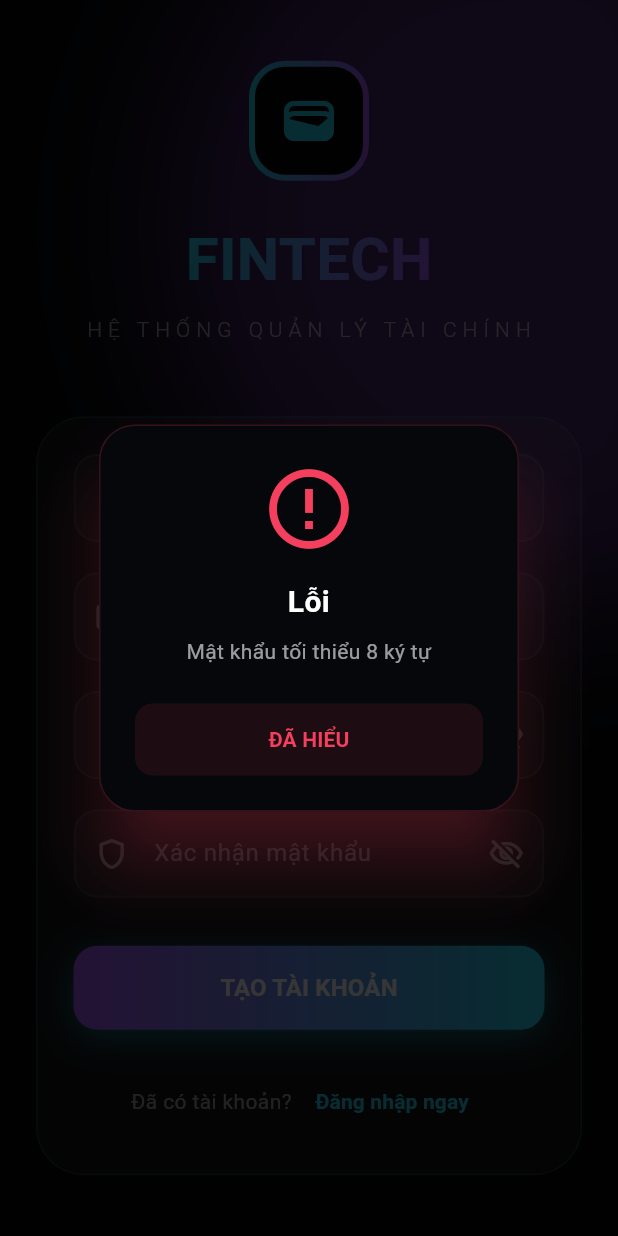
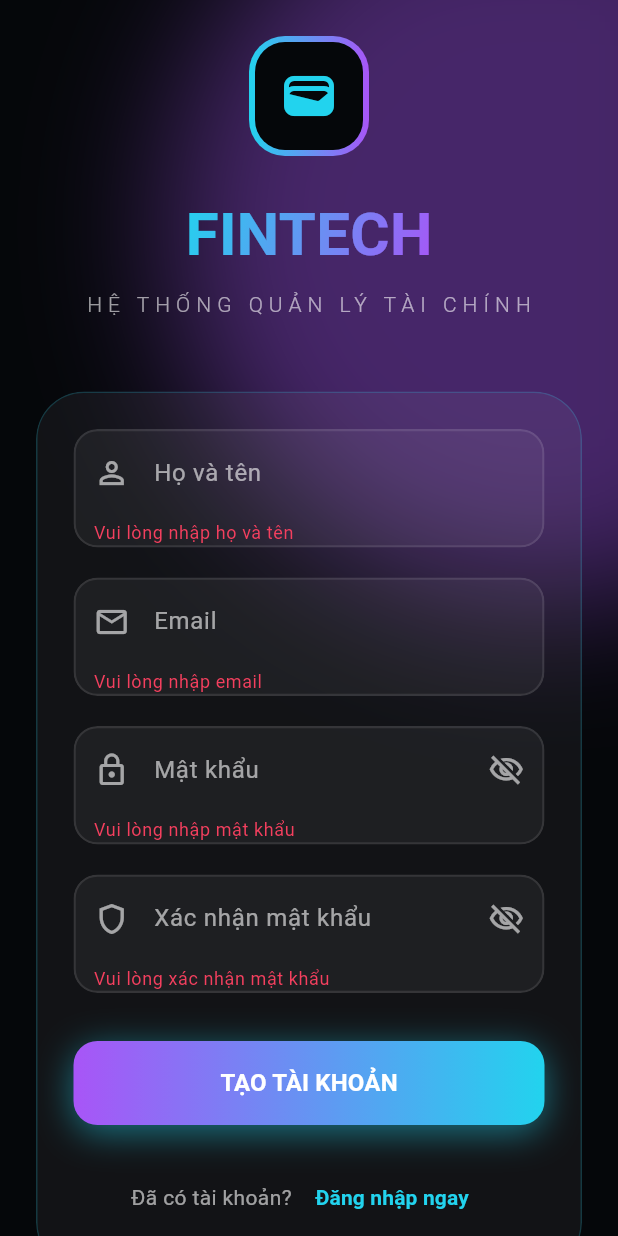
Before and after one commit to MinPC1337/fintech_app, a Flutter app: the RegisterPage screen opened directly, after a tap on "TẠO TÀI KHOẢN", on a phone screen of 412 x 824 dp. Run offline on Flutter 3.47's test engine with Material 3 defaults, Android fonts, the phone set to English and light mode, and no system bars; our stand-ins replace cloud_firestore, dartz, equatable, firebase_auth, firebase_core, flutter_bloc and 1 more; accounts and stored records are empty.

Commit message:
Thêm hệ thống bắt lỗi khi người dùng không nhập liệu vào form đăng nhập/ đăng ký

```diff
--- a/lib/features/auth/presentation/pages/register_page.dart
+++ b/lib/features/auth/presentation/pages/register_page.dart
@@ -102,6 +102,13 @@
                                     hintText: 'Họ và tên',
                                     icon: Icons.person_outline,
                                     focusColor: kCyan,
+                                    validator: (value) {
+                                      if (value == null ||
+                                          value.trim().isEmpty) {
+                                        return 'Vui lòng nhập họ và tên';
+                                      }
+                                      return null;
+                                    },
                                   ),
                                   const SizedBox(height: 20),
                                   _GlassmorphicTextField(
@@ -110,6 +117,19 @@
                                     icon: Icons.email_outlined,
                                     focusColor: kCyan,
                                     keyboardType: TextInputType.emailAddress,
+                                    validator: (value) {
+                                      if (value == null ||
+                                          value.trim().isEmpty) {
+                                        return 'Vui lòng nhập email';
+                                      }
+                                      final emailRegex = RegExp(
+                                        r'^[^@]+@[^@]+\.[^@]+',
+                                      );
+                                      if (!emailRegex.hasMatch(value)) {
+                                        return 'Email không hợp lệ';
+                                      }
+                                      return null;
+                                    },
                                   ),
                                   const SizedBox(height: 20),
                                   _GlassmorphicTextField(
@@ -118,6 +138,16 @@
                                     icon: Icons.lock_outline,
                                     focusColor: kPurple,
                                     obscureText: true,
+                                    validator: (value) {
+                                      if (value == null ||
+                                          value.trim().isEmpty) {
+                                        return 'Vui lòng nhập mật khẩu';
+                                      }
+                                      if (value.length < 8) {
+                                        return 'Mật khẩu tối thiểu 8 ký tự';
+                                      }
+                                      return null;
+                                    },
                                   ),
                                   const SizedBox(height: 20),
                                   _GlassmorphicTextField(
@@ -127,6 +157,9 @@
                                     focusColor: kCyan,
                                     obscureText: true,
                                     validator: (value) {
+                                      if (value == null || value.isEmpty) {
+                                        return 'Vui lòng xác nhận mật khẩu';
+                                      }
                                       if (value != passwordController.text) {
                                         return 'Mật khẩu chưa khớp';
                                       }
```
Also changed, not shown: lib/features/auth/presentation/pages/login_page.dart (+31 -0 lines).
